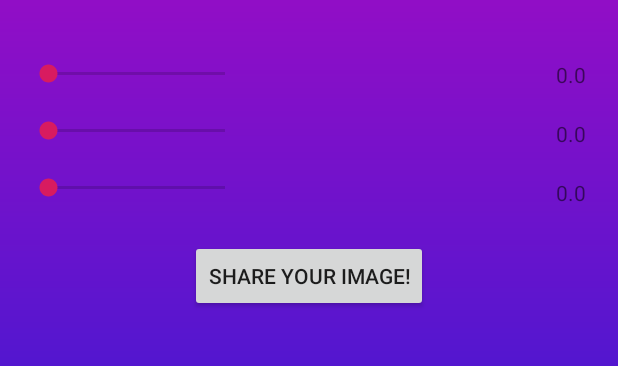
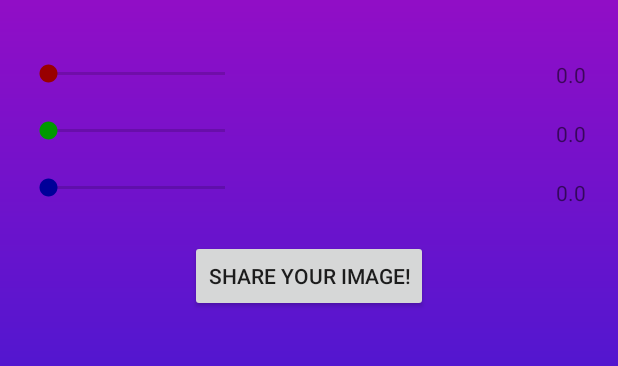
Before and after one commit to SamilaChanu95/ColorApp-Android-Application, an Android app: the screen it shows after launch (MainActivity), on a phone screen of 412 x 824 dp, the part 543-909 px from its top. Run offline under Robolectric (Android 15) with nearby library versions, the phone set to English and light mode, and no system bars.

```diff
--- a/app/src/main/res/layout/activity_main.xml
+++ b/app/src/main/res/layout/activity_main.xml
@@ -45,6 +45,7 @@
         android:layout_marginTop="40dp"
         android:max="100"
         android:progress="0"
+        android:thumbTint="#990000"
         app:layout_constraintStart_toStartOf="parent"
         app:layout_constraintTop_toBottomOf="@+id/imgPhoto" /><!--android:thumb="@drawable/thumb"-->
 
@@ -56,6 +57,7 @@
         android:layout_marginTop="20dp"
         android:max="100"
         android:progress="0"
+        android:thumbTint="#009900"
         app:layout_constraintStart_toStartOf="parent"
         app:layout_constraintTop_toBottomOf="@+id/redColorSeekBar" /><!-- set 100 maximum value for the progress -->
 
@@ -67,6 +69,7 @@
         android:layout_marginTop="20dp"
         android:max="100"
         android:progress="0"
+        android:thumbTint="#000099"
         app:layout_constraintStart_toStartOf="parent"
         app:layout_constraintTop_toBottomOf="@+id/greenColorSeekBar" />
 
```
